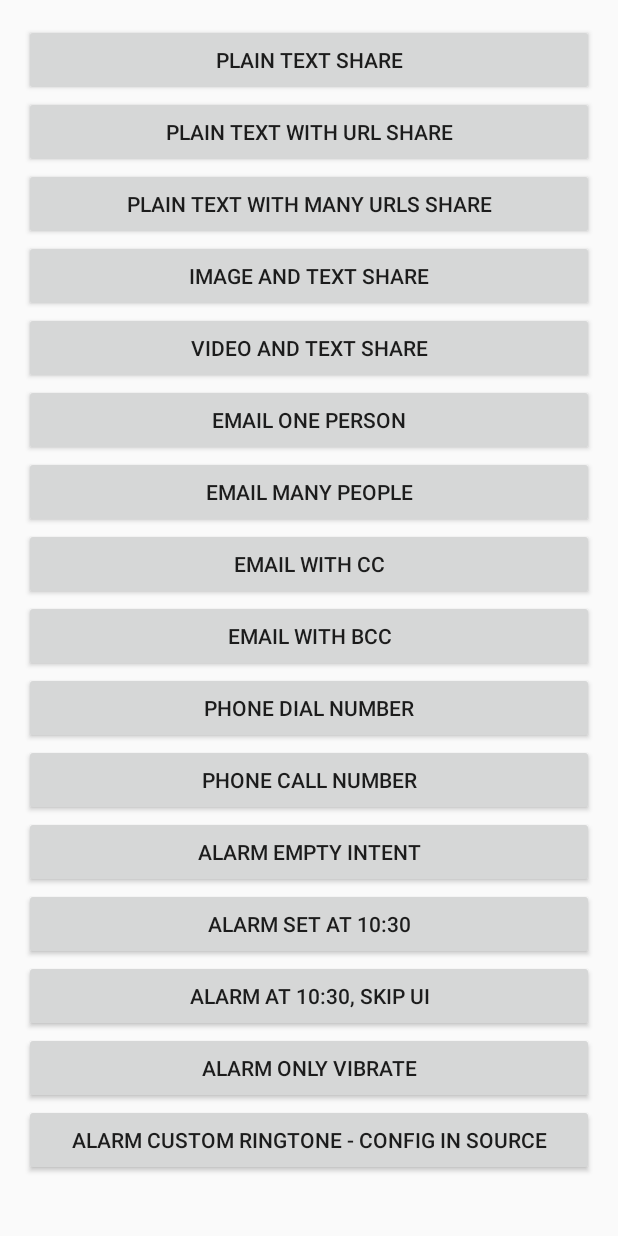
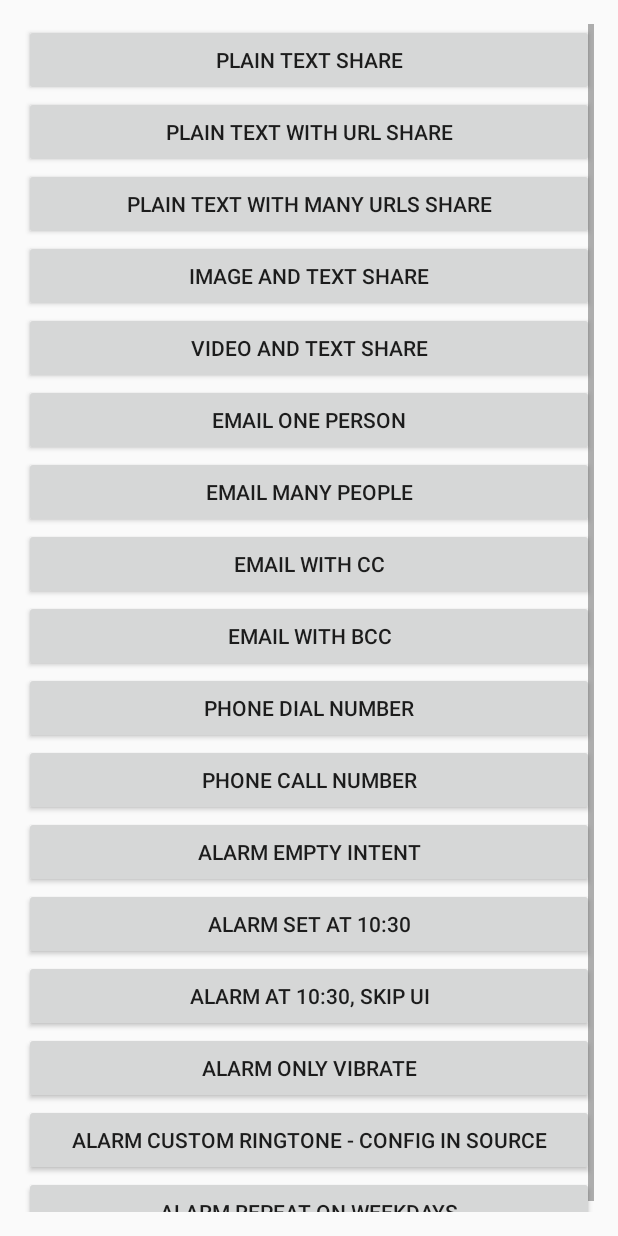
Before and after one commit to jtribe/shelly, an Android app: the layout activity_main.xml on its own in the app's theme, with its tools: preview values and no code run, on a phone screen of 412 x 824 dp. Run offline under Robolectric (Android 15) with nearby library versions, the phone set to English and light mode, and no system bars.

Commit message:
Allow for repeating alarms on specified days.

```diff
--- a/sample/src/main/res/layout/activity_main.xml
+++ b/sample/src/main/res/layout/activity_main.xml
@@ -109,5 +109,11 @@
             android:layout_width="match_parent"
             android:layout_height="wrap_content"
             android:text="Alarm custom ringtone - config in source" />
+
+        <Button
+            android:id="@+id/alarm_repeating_weekdays_button"
+            android:layout_width="match_parent"
+            android:layout_height="wrap_content"
+            android:text="Alarm repeat on weekdays" />
     </LinearLayout>
 </ScrollView>
```
Also changed, not shown: sample/src/main/java/au/com/jtribe/shelly/sample/MainActivity.java (+14 -0 lines), shelly/src/main/java/au/com/jtribe/shelly/Alarm.java (+18 -2 lines).
